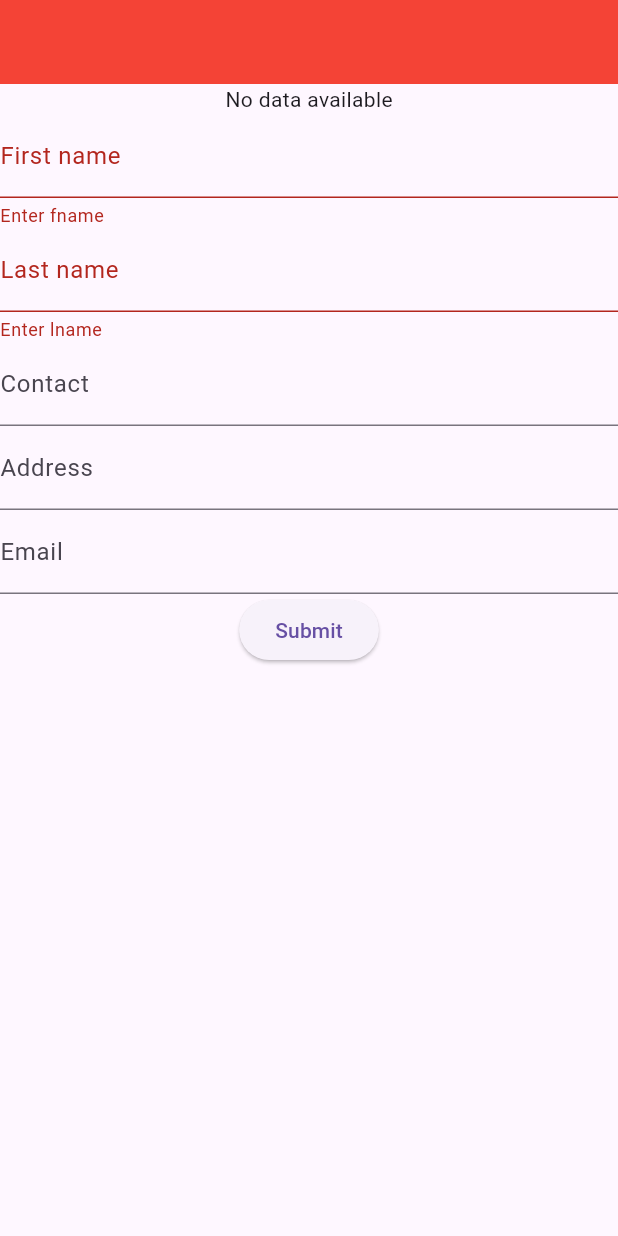
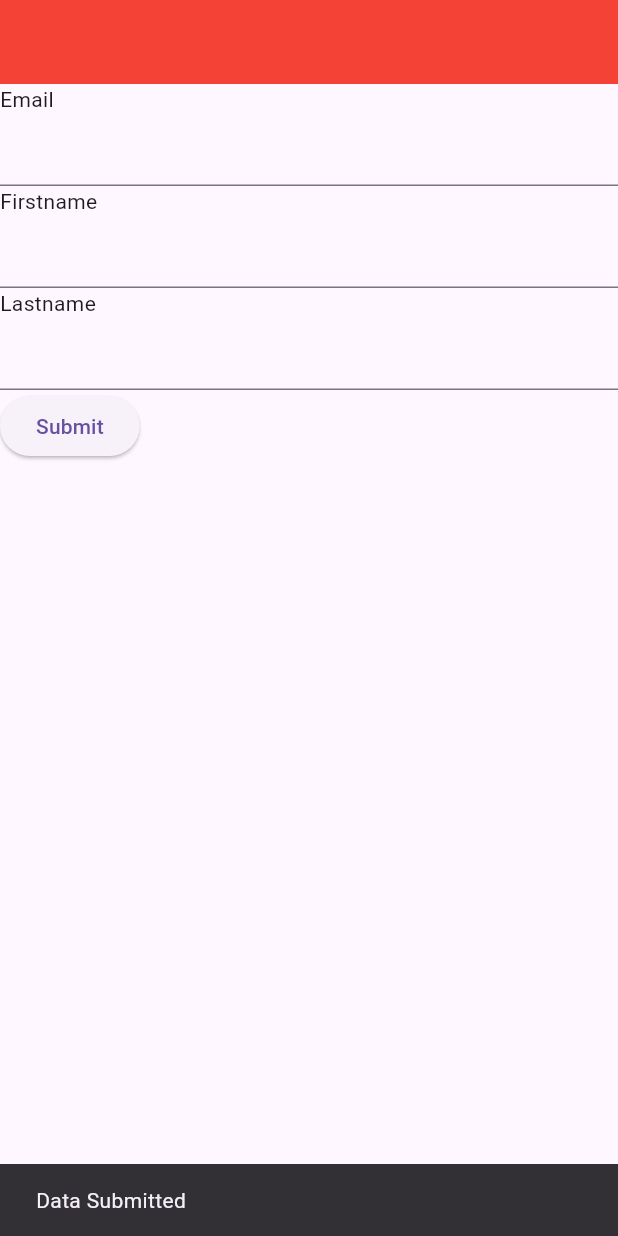
Before and after one commit to rezaali07/batch_33c, a Flutter app: the screen it shows after launch, after a tap on "Submit", on a phone screen of 412 x 824 dp. Run offline on Flutter 3.47's test engine with Material 3 defaults, Android fonts, the phone set to English and light mode, and no system bars; our stand-ins replace cloud_firestore, firebase_auth, firebase_core, firebase_database; accounts and stored records are empty; network calls fail.

Commit message:
adding data to firestore

```diff
--- /dev/null
+++ b/lib/firestore_example/firestore_example.dart
@@ -0,0 +1,64 @@
+import 'package:cloud_firestore/cloud_firestore.dart';
+import 'package:firebase_database/firebase_database.dart';
+import 'package:flutter/material.dart';
+
+class FirestoreExample extends StatefulWidget {
+  const FirestoreExample({super.key});
+  static const String routeName = "/firestore";
+
+  @override
+  State<FirestoreExample> createState() => _FirestoreExampleState();
+}
+
+class _FirestoreExampleState extends State<FirestoreExample> {
+  TextEditingController emailController = TextEditingController();
+  TextEditingController fnameController = TextEditingController();
+  TextEditingController lnameController = TextEditingController();
+  FirebaseFirestore firestore = FirebaseFirestore.instance;
+
+  @override
+  Widget build(BuildContext context) {
+    return Scaffold(
+      appBar: AppBar(),
+      body: Column(
+        mainAxisAlignment: MainAxisAlignment.start,
+        crossAxisAlignment: CrossAxisAlignment.start,
+        children: [
+          Text("Email"),
+          TextFormField(controller: emailController),
+          Text("Firstname"),
+          TextFormField(controller: fnameController),
+          Text("Lastname"),
+          TextFormField(controller: lnameController),
+          ElevatedButton(
+              onPressed: () async {
+                var data = {
+                  "email": emailController.text,
+                  "firstname": fnameController.text,
+                  "lastname": lnameController.text,
+                };
+                await firestore
+                    .collection('users')
+                    .doc()
+                    .set(data)
+                    .then((value) {
+                  clearData();
+                  ScaffoldMessenger.of(context)
+                      .showSnackBar(SnackBar(content: Text("Data Submitted")));
+                }).onError((error, stackTrace) {
+                  ScaffoldMessenger.of(context)
+                      .showSnackBar(SnackBar(content: Text(error.toString())));
+                });
+              },
+              child: Text("Submit"))
+        ],
+      ),
+    );
+  }
+
+  void clearData() {
+    emailController.clear();
+    fnameController.clear();
+    lnameController.clear();
+  }
+}
--- a/lib/main.dart
+++ b/lib/main.dart
@@ -1,4 +1,5 @@
 import 'package:batch33c/dashboard/dashboard_screen.dart';
+import 'package:batch33c/firestore_example/firestore_example.dart';
 import 'package:batch33c/formscreen/form_screen.dart';
 import 'package:batch33c/navigation/navigation_screen.dart';
 import 'package:batch33c/routes/route_generator.dart';
@@ -27,7 +28,7 @@ class RootScreen extends StatelessWidget {
       theme: ThemeData(appBarTheme: AppBarTheme(color: Colors.red)),
       debugShowCheckedModeBanner: false,
       // home: DashBoardScreen(),
-      initialRoute: FormScreen.routeName,
+      initialRoute: FirestoreExample.routeName,
       onGenerateRoute: RouteGenerator.generateRoute,
     );
   }
--- a/lib/routes/route_generator.dart
+++ b/lib/routes/route_generator.dart
@@ -1,3 +1,4 @@
+import 'package:batch33c/firestore_example/firestore_example.dart';
 import 'package:batch33c/formscreen/form_screen.dart';
 import 'package:batch33c/login/login_screen.dart';
 import 'package:batch33c/navigation/navigation_screen.dart';
@@ -24,6 +25,8 @@ class RouteGenerator {
         return MaterialPageRoute(builder: (_) => const NavigationScreen());
       case FormScreen.routeName:
         return MaterialPageRoute(builder: (_) => const FormScreen());
+   case FirestoreExample.routeName:
+        return MaterialPageRoute(builder: (_) => const FirestoreExample());
 
       case TabBarScreen.routeName:
         return MaterialPageRoute(builder: (_) => const TabBarScreen());
--- a/pubspec.yaml
+++ b/pubspec.yaml
@@ -38,6 +38,7 @@ dependencies:
   firebase_core: ^2.24.2
   firebase_auth: ^4.15.3
   firebase_database:
+  cloud_firestore: ^4.13.6
 
 
 dev_dependencies:
```
Also changed, not shown: pubspec.lock, 1 other file.
